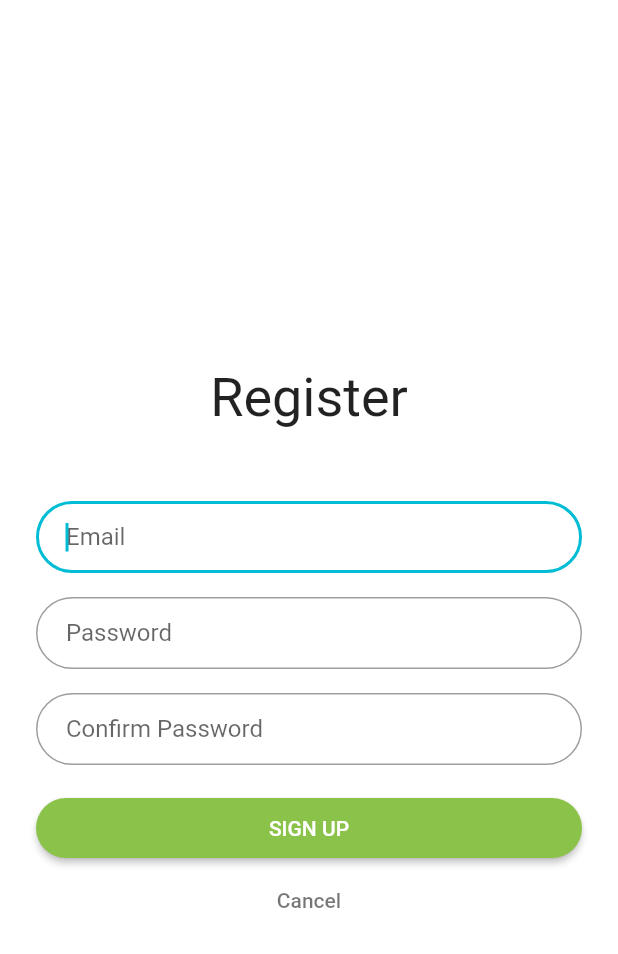
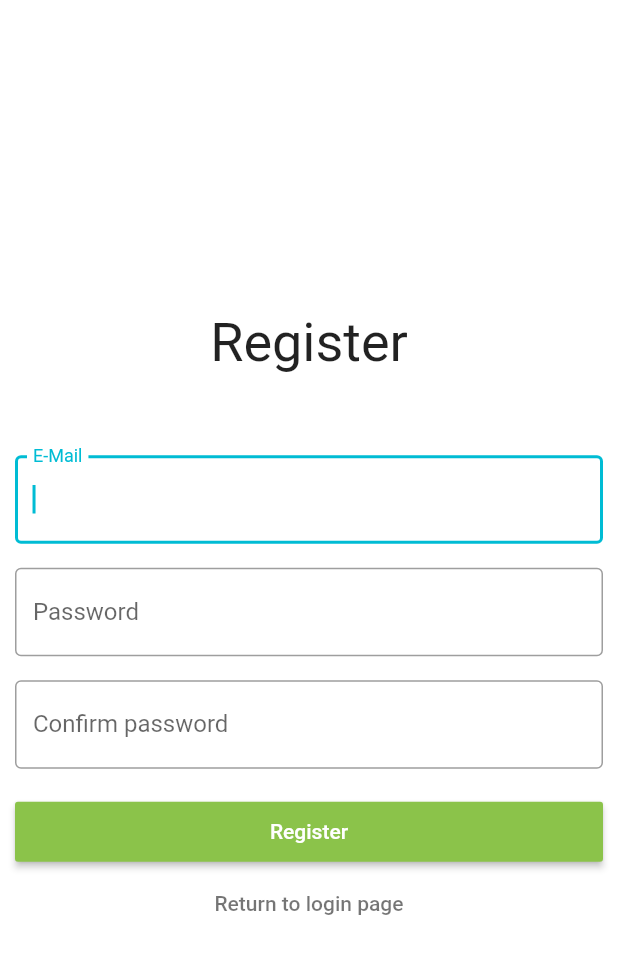
Before and after one commit to AIR-FOI-HR/AIR2005, a Flutter app: the RegisterPage screen opened directly, on a phone screen of 412 x 824 dp. Shown: the top 954 px of the screen. Run offline on Flutter 3.47's test engine with Material 2 defaults, Android fonts, the phone set to English and light mode, and no system bars; our stand-ins replace cloud_firestore, datetime_picker_formfield, easy_localization, firebase_auth, firebase_core, flutter_datetime_picker and 2 more; missing offline and left inert: firebase_helpers; accounts and stored records are empty.

```diff
--- a/planerify/assets/translations/en.json
+++ b/planerify/assets/translations/en.json
@@ -2,5 +2,12 @@
   "login": "Login",
   "email": "E-Mail",
   "password": "Password",
-  "register": "Register"
+  "register": "Register",
+  "confirmPassword": "Confirm password",
+  "goToLogin": "Return to login page",
+  "loginFailed": "Login failed",
+  "loginFailedUserNotFound": "Unknown user",
+  "loginFailedWrongPassword": "Wrong password",
+  "unknownLoginError": "Unknown login error",
+  "invalidEmail": "Invalid e-mail address"
 }
--- a/planerify/lib/register.dart
+++ b/planerify/lib/register.dart
@@ -45,10 +45,10 @@ class _RegisterPageState extends State<RegisterPage> {
               key: _formKey,
               child: ListView(
                 shrinkWrap: true,
-                padding: EdgeInsets.only(top: 36.0, left: 24.0, right: 24.0),
+                padding: EdgeInsets.all(10),
                 children: <Widget>[
                   Padding(
-                    padding: EdgeInsets.all(8.0),
+                    padding: EdgeInsets.fromLTRB(10, 10, 10, 10),
                     child: Text(
                       'register'.tr(),
                       style: TextStyle(fontSize: 36.0, color: Colors.black87),
@@ -56,7 +56,7 @@ class _RegisterPageState extends State<RegisterPage> {
                     ),
                   ),
                   Padding(
-                    padding: EdgeInsets.all(8.0),
+                    padding: EdgeInsets.fromLTRB(10, 10, 10, 10),
                     child: Text(
                       '$_errorMessage',
                       style: TextStyle(fontSize: 14.0, color: Colors.red),
@@ -81,11 +81,8 @@ class _RegisterPageState extends State<RegisterPage> {
                         FocusScope.of(context).requestFocus(_passwordFocus);
                       },
                       decoration: InputDecoration(
-                        hintText: 'Email',
-                        contentPadding:
-                        EdgeInsets.fromLTRB(20.0, 10.0, 20.0, 10.0),
-                        border: OutlineInputBorder(
-                            borderRadius: BorderRadius.circular(32.0)),
+                        border: OutlineInputBorder(),
+                        labelText: 'email'.tr(),
                       ),
                     ),
                   ),
@@ -108,11 +105,8 @@ class _RegisterPageState extends State<RegisterPage> {
                             .requestFocus(_confirmPasswordFocus);
                       },
                       decoration: InputDecoration(
-                        hintText: 'Password',
-                        contentPadding:
-                        EdgeInsets.fromLTRB(20.0, 10.0, 20.0, 10.0),
-                        border: OutlineInputBorder(
-                            borderRadius: BorderRadius.circular(32.0)),
+                        border: OutlineInputBorder(),
+                        labelText: 'password'.tr(),
                       ),
                     ),
                   ),
@@ -132,20 +126,14 @@ class _RegisterPageState extends State<RegisterPage> {
                         return null;
                       },
                       decoration: InputDecoration(
-                        hintText: 'Confirm Password',
-                        contentPadding:
-                        EdgeInsets.fromLTRB(20.0, 10.0, 20.0, 10.0),
-                        border: OutlineInputBorder(
-                            borderRadius: BorderRadius.circular(32.0)),
+                        border: OutlineInputBorder(),
+                        labelText: 'confirmPassword'.tr(),
                       ),
                     ),
                   ),
                   Padding(
                     padding: EdgeInsets.only(top: 10.0),
                     child: RaisedButton(
-                      shape: RoundedRectangleBorder(
-                        borderRadius: BorderRadius.circular(24),
-                      ),
                       onPressed: () {
 
                         if (_formKey.currentState.validate()) {
@@ -167,7 +155,7 @@ class _RegisterPageState extends State<RegisterPage> {
                       },
                       padding: EdgeInsets.all(12),
                       color: Colors.lightGreen,
-                      child: Text('Sign Up'.toUpperCase(),
+                      child: Text('register'.tr(),
                           style: TextStyle(color: Colors.white)),
                     ),
                   ),
@@ -175,7 +163,7 @@ class _RegisterPageState extends State<RegisterPage> {
                       padding: EdgeInsets.zero,
                       child: FlatButton(
                         child: Text(
-                          'Cancel',
+                          'goToLogin'.tr(),
                           style: TextStyle(color: Colors.black54),
                         ),
                         onPressed: () {
```
Also changed, not shown: planerify/assets/translations/hr.json (+8 -1 lines), planerify/lib/login.dart (+55 -10 lines).
